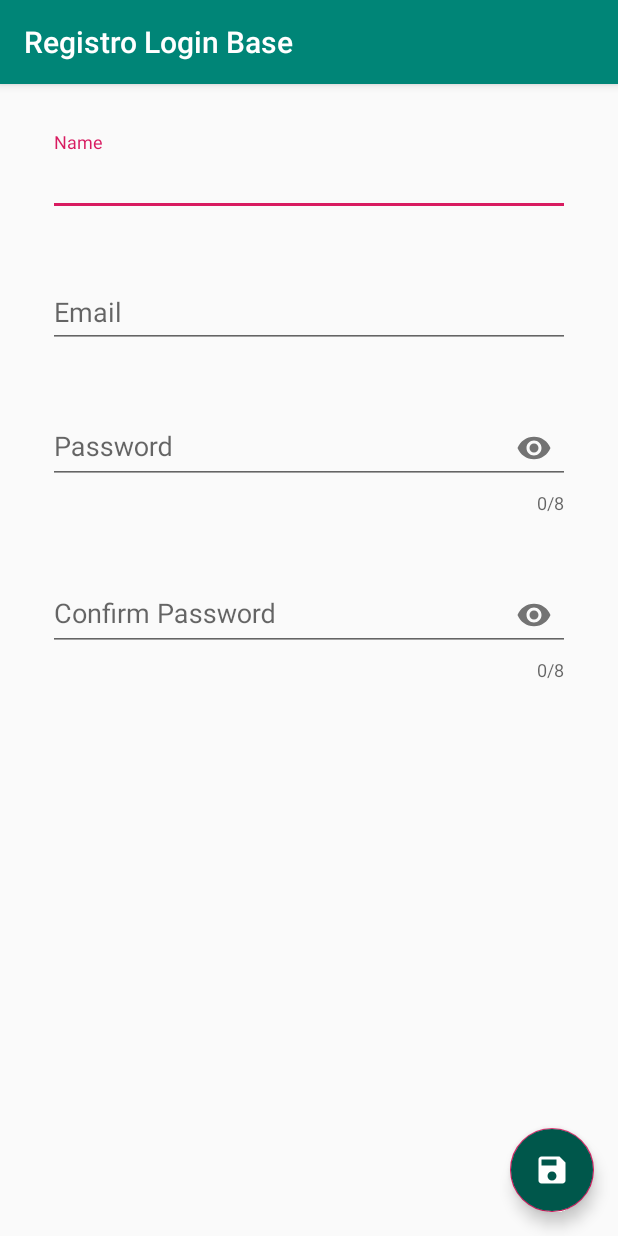
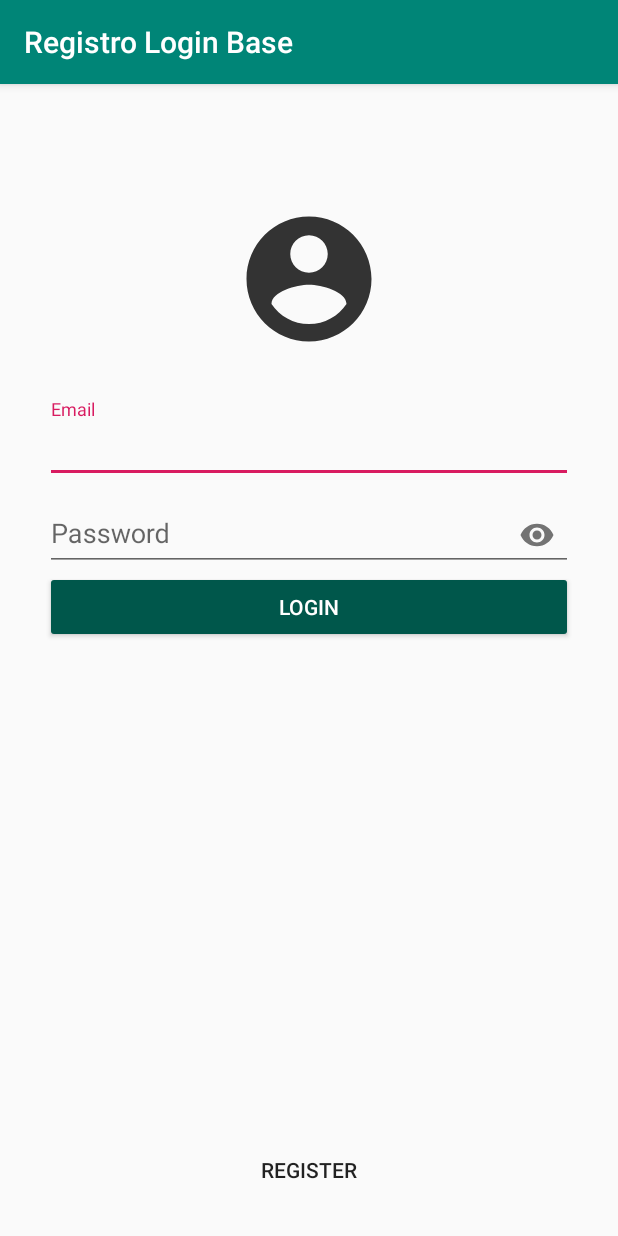
Before and after one commit to MarcusTelecom/RegistroLoginBase, an Android app: the screen it shows after launch (RegisterActivity before the commit, LoginActivity after it), on a phone screen of 412 x 824 dp. Run offline under Robolectric (Android 15) with nearby library versions, the phone set to English and light mode, and no system bars.

Commit message:
activity_login

```diff
--- a/app/src/main/AndroidManifest.xml
+++ b/app/src/main/AndroidManifest.xml
@@ -1,7 +1,8 @@
 <?xml version="1.0" encoding="utf-8"?>
 <manifest xmlns:android="http://schemas.android.com/apk/res/android"
     package="telecom.marcus.registrologinbase">
-    <uses-permission android:name="android.permission.INTERNET"/>
+
+    <uses-permission android:name="android.permission.INTERNET" />
 
     <application
         android:allowBackup="true"
@@ -10,7 +11,8 @@
         android:roundIcon="@mipmap/ic_launcher_round"
         android:supportsRtl="true"
         android:theme="@style/SuperMaterialTheme">
-        <activity android:name=".RegisterActivity">
+        <activity android:name=".RegisterActivity"></activity>
+        <activity android:name=".LoginActivity">
             <intent-filter>
                 <action android:name="android.intent.action.MAIN" />
 
--- /dev/null
+++ b/app/src/main/java/telecom/marcus/registrologinbase/LoginActivity.java
@@ -0,0 +1,13 @@
+package telecom.marcus.registrologinbase;
+
+import android.support.v7.app.AppCompatActivity;
+import android.os.Bundle;
+
+public class LoginActivity extends AppCompatActivity {
+
+    @Override
+    protected void onCreate(Bundle savedInstanceState) {
+        super.onCreate(savedInstanceState);
+        setContentView(R.layout.activity_login);
+    }
+}
--- a/app/src/main/java/telecom/marcus/registrologinbase/RegisterActivity.java
+++ b/app/src/main/java/telecom/marcus/registrologinbase/RegisterActivity.java
@@ -38,13 +38,13 @@ public class RegisterActivity extends AppCompatActivity {
 
         loading = findViewById(R.id.loading);
         name = findViewById(R.id.name);
-        txtLayout_name = findViewById(R.id.txtLayout_name);
+        txtLayout_name = findViewById(R.id.layout_name);
         email = findViewById(R.id.email);
-        txtLayout_email = findViewById(R.id.txtLayout_email);
+        txtLayout_email = findViewById(R.id.layout_email);
         password = findViewById(R.id.password);
-        txtLayout_password = findViewById(R.id.txtLayout_password);
+        txtLayout_password = findViewById(R.id.layout_password);
         c_password = findViewById(R.id.c_password);
-        txtLayout_c_password = findViewById(R.id.txtLayout_c_password);
+        txtLayout_c_password = findViewById(R.id.layout_c_password);
         btn_regist = findViewById(R.id.btn_regist);
 
         btn_regist.setOnClickListener(new View.OnClickListener() {
--- /dev/null
+++ b/app/src/main/res/drawable-anydpi/ic_logo.xml
@@ -0,0 +1,10 @@
+<vector xmlns:android="http://schemas.android.com/apk/res/android"
+    android:width="24dp"
+    android:height="24dp"
+    android:viewportWidth="24"
+    android:viewportHeight="24"
+    android:tint="#333333">
+    <path
+        android:fillColor="#FF000000"
+        android:pathData="M12,2C6.48,2 2,6.48 2,12s4.48,10 10,10 10,-4.48 10,-10S17.52,2 12,2zM12,5c1.66,0 3,1.34 3,3s-1.34,3 -3,3 -3,-1.34 -3,-3 1.34,-3 3,-3zM12,19.2c-2.5,0 -4.71,-1.28 -6,-3.22 0.03,-1.99 4,-3.08 6,-3.08 1.99,0 5.97,1.09 6,3.08 -1.29,1.94 -3.5,3.22 -6,3.22z"/>
+</vector>
--- /dev/null
+++ b/app/src/main/res/layout/activity_login.xml
@@ -0,0 +1,76 @@
+<?xml version="1.0" encoding="utf-8"?>
+<RelativeLayout xmlns:android="http://schemas.android.com/apk/res/android"
+    xmlns:app="http://schemas.android.com/apk/res-auto"
+    xmlns:tools="http://schemas.android.com/tools"
+    android:layout_width="match_parent"
+    android:layout_height="match_parent"
+    android:paddingLeft="30dp"
+    android:paddingTop="80dp"
+    android:paddingRight="30dp"
+    tools:context=".LoginActivity">
+
+    <ImageView
+        android:id="@+id/logo"
+        android:layout_width="match_parent"
+        android:layout_height="100dp"
+        android:layout_marginBottom="30dp"
+        android:src="@drawable/ic_logo" />
+
+    <android.support.design.widget.TextInputLayout
+        android:id="@+id/layoutemail"
+        android:layout_width="match_parent"
+        android:layout_height="wrap_content"
+        android:layout_below="@+id/logo">
+
+        <android.support.v7.widget.AppCompatEditText
+            android:id="@+id/email"
+            android:layout_width="match_parent"
+            android:layout_height="wrap_content"
+            android:hint="@string/hint_email"
+            android:inputType="textEmailAddress" />
+
+    </android.support.design.widget.TextInputLayout>
+
+    <android.support.design.widget.TextInputLayout
+        android:id="@+id/layoupassword"
+        android:layout_width="match_parent"
+        android:layout_height="wrap_content"
+        android:layout_below="@+id/layoutemail"
+        app:passwordToggleEnabled="true">
+
+        <android.support.v7.widget.AppCompatEditText
+            android:id="@+id/password"
+            android:layout_width="match_parent"
+            android:layout_height="wrap_content"
+            android:hint="@string/hint_password"
+            android:inputType="textPassword" />
+
+    </android.support.design.widget.TextInputLayout>
+
+    <ProgressBar
+        android:id="@+id/loading"
+        android:layout_width="match_parent"
+        android:layout_height="wrap_content"
+        android:layout_below="@+id/layoupassword"
+        android:layout_marginTop="35dp"
+        android:visibility="gone" />
+
+    <android.support.v7.widget.AppCompatButton
+        android:id="@+id/btn_login"
+        style="@style/RaisedButton"
+        android:layout_width="match_parent"
+        android:layout_height="wrap_content"
+        android:layout_below="@+id/layoupassword"
+        android:text="@string/txt_login" />
+
+    <TextView
+        android:id="@+id/link_regist"
+        style="@style/FlatButton"
+        android:layout_width="match_parent"
+        android:layout_height="wrap_content"
+        android:layout_alignParentBottom="true"
+        android:layout_marginBottom="20dp"
+        android:gravity="center"
+        android:text="@string/text_bt_register" />
+
+</RelativeLayout>
--- a/app/src/main/res/layout/activity_register.xml
+++ b/app/src/main/res/layout/activity_register.xml
@@ -12,7 +12,7 @@
         android:orientation="vertical">
 
         <android.support.design.widget.TextInputLayout
-            android:id="@+id/txtLayout_name"
+            android:id="@+id/layout_name"
             android:layout_width="match_parent"
             android:layout_height="wrap_content"
             android:layout_marginLeft="32dp"
@@ -29,7 +29,7 @@
         </android.support.design.widget.TextInputLayout>
 
         <android.support.design.widget.TextInputLayout
-            android:id="@+id/txtLayout_email"
+            android:id="@+id/layout_email"
             android:layout_width="match_parent"
             android:layout_height="wrap_content"
             android:layout_marginLeft="32dp"
@@ -46,7 +46,7 @@
         </android.support.design.widget.TextInputLayout>
 
         <android.support.design.widget.TextInputLayout
-            android:id="@+id/txtLayout_password"
+            android:id="@+id/layout_password"
             android:layout_width="match_parent"
             android:layout_height="wrap_content"
             android:layout_marginLeft="32dp"
@@ -67,7 +67,7 @@
         </android.support.design.widget.TextInputLayout>
 
         <android.support.design.widget.TextInputLayout
-            android:id="@+id/txtLayout_c_password"
+            android:id="@+id/layout_c_password"
             android:layout_width="match_parent"
             android:layout_height="wrap_content"
             android:layout_marginLeft="32dp"
--- a/app/src/main/res/values/strings.xml
+++ b/app/src/main/res/values/strings.xml
@@ -5,4 +5,5 @@
     <string name="hint_password">Password</string>
     <string name="hint_confirm_password">Confirm Password</string>
     <string name="text_bt_register">Register</string>
+    <string name="txt_login">LOGIN</string>
 </resources>
--- a/app/src/main/res/values/styles.xml
+++ b/app/src/main/res/values/styles.xml
@@ -11,4 +11,12 @@
     <style name="SuperMaterialTheme" parent="AppTheme">
 
     </style>
+
+    <style name="RaisedButton" parent="Widget.AppCompat.Button.Colored">
+        <item name="backgroundTint">@color/colorPrimaryDark</item>
+    </style>
+
+    <style name="FlatButton" parent="Widget.AppCompat.Button.Borderless">
+
+    </style>
 </resources>
```
Also changed, not shown: app/src/main/res/drawable-hdpi/ic_logo.png (added), app/src/main/res/drawable-mdpi/ic_logo.png (added), app/src/main/res/drawable-xhdpi/ic_logo.png (added), app/src/main/res/drawable-xxhdpi/ic_logo.png (added).
